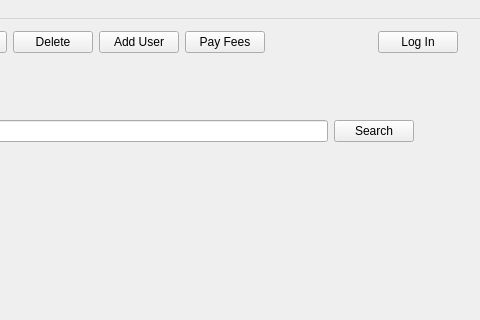
Qt form mainwindow.ui (zoedmora/Library) before a commit; both pictures show x 181 to 661 and y 0 to 320 of the 661 by 526 pixel window.
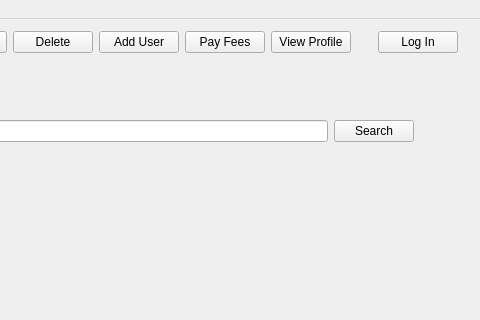
The same form after that commit.

Commit message: For Charles Cause He Is Fucking Up

Patch:
```diff
--- a/mainwindow.ui
+++ b/mainwindow.ui
@@ -83,6 +83,13 @@
          </property>
         </widget>
        </item>
+       <item>
+        <widget class="QPushButton" name="viewProfileButton">
+         <property name="text">
+          <string>View Profile</string>
+         </property>
+        </widget>
+       </item>
        <item>
         <spacer name="horizontalSpacer">
          <property name="orientation">
```
The commit also changes 2 other files.
